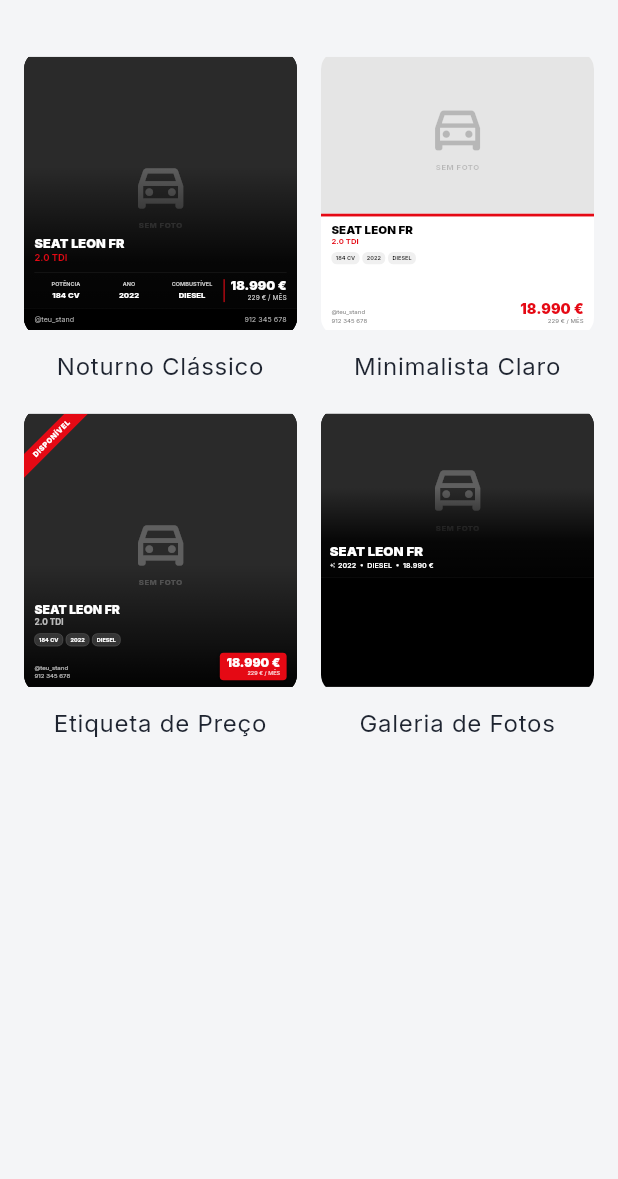
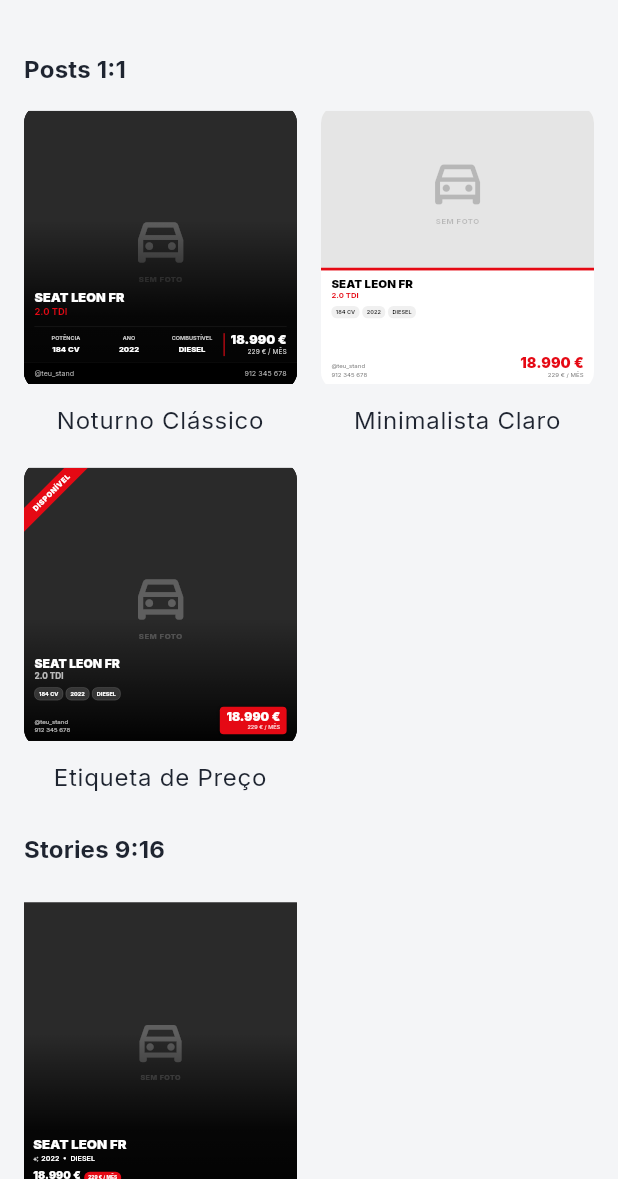
Before and after one commit to RDIGS/ps_carstand_app, a Flutter app: the BannerTemplatePickerScreen screen opened directly with empty values, on a phone screen of 412 x 824 dp, the part 57-1236 px from its top. Run offline on Flutter 3.47's test engine with Material 3 defaults, Android fonts, the phone set to English and light mode, and no system bars; our stand-ins replace cached_network_image, dio, fl_chart, flutter_colorpicker, flutter_secure_storage, google_fonts and 3 more; missing offline and left inert: dart:html; accounts and stored records are empty; network calls fail.

Commit message:
Split banner templates into Posts 1:1 / Stories 9:16, add crédito badge to Galeria de Fotos, fix web photo cache
- Galeria de Fotos passa a formato Story 9:16 (era 1:1), com proporções da
  hero/grelha reajustadas e preço+prestação em destaque, como no template
  Etiqueta de Preço.
- Ecrã de escolha de template agora separado em duas secções por formato.
- Substitui CachedNetworkImage por Image.network na Web em todos os sítios
  (cartão de veículo, galeria, banners) para evitar fotos a desaparecerem
  após um refresh do browser (cache em IndexedDB do cached_network_image
  ficava num estado inconsistente entre reloads).

```diff
--- a/lib/features/banner/banner_preview_screen.dart
+++ b/lib/features/banner/banner_preview_screen.dart
@@ -4,6 +4,7 @@
 import 'banner_capture.dart';
 import 'banner_content.dart';
 import 'banner_widget.dart';
+import 'templates/banner_template.dart';
 
 class BannerPreviewScreen extends StatefulWidget {
   const BannerPreviewScreen({super.key, required this.content});
@@ -33,6 +34,7 @@
   @override
   Widget build(BuildContext context) {
     final l10n = context.l10n;
+    final formato = bannerTemplateInfo(widget.content.templateId).formato;
     return Scaffold(
       appBar: AppBar(title: Text(l10n.bannerPreviewTitulo)),
       body: Center(
@@ -42,9 +44,9 @@
             mainAxisSize: MainAxisSize.min,
             children: [
               ConstrainedBox(
-                constraints: const BoxConstraints(maxWidth: 480, maxHeight: 480),
+                constraints: formato.restricaoPreview,
                 child: AspectRatio(
-                  aspectRatio: 1,
+                  aspectRatio: formato.aspectRatio,
                   // FittedBox só escala a pré-visualização no ecrã — o
                   // RepaintBoundary fica sempre com o tamanho real
                   // (BannerWidget.tamanho), por isso a captura sai sempre
--- a/lib/features/banner/banner_template_picker_screen.dart
+++ b/lib/features/banner/banner_template_picker_screen.dart
@@ -28,6 +28,10 @@
 /// Ecrã de escolha de template — 1º passo depois de "Gerar banner de
 /// venda". Templates "premium" (nenhum por agora) ficam bloqueados, à
 /// espera de uma futura loja de templates pagos.
+///
+/// Separado em duas secções por formato — "Posts 1:1" e "Stories 9:16"
+/// (pedido do utilizador, 2026-09-06) — cada uma com a grelha ajustada à
+/// proporção dos seus templates.
 class BannerTemplatePickerScreen extends StatelessWidget {
   const BannerTemplatePickerScreen({super.key, required this.vehicle});
 
@@ -36,20 +40,67 @@
   @override
   Widget build(BuildContext context) {
     final l10n = context.l10n;
+    final posts = bannerTemplates.where((t) => t.formato == BannerFormato.post).toList();
+    final stories = bannerTemplates.where((t) => t.formato == BannerFormato.story).toList();
     return Scaffold(
       appBar: AppBar(title: Text(l10n.bannerEscolherTemplateTitulo)),
       body: MaxWidthBody(
-        child: GridView.builder(
+        child: ListView(
           padding: const EdgeInsets.all(16),
-          gridDelegate: const SliverGridDelegateWithFixedCrossAxisCount(
+          children: [
+            if (posts.isNotEmpty) ...[
+              _CategoriaTitulo(texto: l10n.bannerCategoriaPosts),
+              const SizedBox(height: 12),
+              _GrelhaTemplates(templates: posts, vehicle: vehicle, childAspectRatio: 0.82),
+              const SizedBox(height: 24),
+            ],
+            if (stories.isNotEmpty) ...[
+              _CategoriaTitulo(texto: l10n.bannerCategoriaStories),
+              const SizedBox(height: 12),
+              _GrelhaTemplates(templates: stories, vehicle: vehicle, childAspectRatio: 0.48),
+            ],
+          ],
+        ),
+      ),
+    );
+  }
+}
+
+class _CategoriaTitulo extends StatelessWidget {
+  const _CategoriaTitulo({required this.texto});
+
+  final String texto;
+
+  @override
+  Widget build(BuildContext context) {
+    return Text(
+      texto,
+      style: Theme.of(context).textTheme.titleMedium?.copyWith(fontWeight: FontWeight.bold),
+    );
+  }
+}
+
+class _GrelhaTemplates extends StatelessWidget {
+  const _GrelhaTemplates({required this.templates, required this.vehicle, required this.childAspectRatio});
+
+  final List<BannerTemplateInfo> templates;
+  final VehicleDetail vehicle;
+  final double childAspectRatio;
+
+  @override
+  Widget build(BuildContext context) {
+    return GridView.builder(
+      shrinkWrap: true,
+      physics: const NeverScrollableScrollPhysics(),
+      gridDelegate: SliverGridDelegateWithFixedCrossAxisCount(
         crossAxisCount: 2,
         mainAxisSpacing: 16,
         crossAxisSpacing: 16,
-            childAspectRatio: 0.82,
+        childAspectRatio: childAspectRatio,
       ),
-          itemCount: bannerTemplates.length,
+      itemCount: templates.length,
       itemBuilder: (context, index) {
-            final template = bannerTemplates[index];
+        final template = templates[index];
         return _TemplateCard(
           nome: template.nome,
           premium: template.premium,
@@ -63,8 +114,6 @@
                   ),
         );
       },
-        ),
-      ),
     );
   }
 }
@@ -96,7 +145,7 @@
                     fit: StackFit.expand,
                     children: [
                       AspectRatio(
-                        aspectRatio: 1,
+                        aspectRatio: bannerTemplateInfo(content.templateId).formato.aspectRatio,
                         child: FittedBox(
                           fit: BoxFit.contain,
                           child: IgnorePointer(child: BannerWidget(content: content)),
--- a/lib/features/banner/banner_widget.dart
+++ b/lib/features/banner/banner_widget.dart
@@ -7,25 +7,25 @@
 import 'templates/template_galeria_fotos.dart';
 import 'templates/template_minimalista_claro.dart';
 
-/// Post 1:1 para redes sociais — despacha para o template escolhido
-/// (`content.templateId`). Design de cada template propositadamente
-/// independente da paleta da app: só o ecrã à volta deste widget segue o
-/// tema da app.
+/// Banner para redes sociais (post 1:1 ou story 9:16, conforme o template
+/// escolhido) — despacha para o template escolhido (`content.templateId`).
+/// Design de cada template propositadamente independente da paleta da app:
+/// só o ecrã à volta deste widget segue o tema da app.
 ///
-/// Tamanho de desenho fixo (1000x1000) para a exportação via RepaintBoundary
-/// dar sempre a mesma proporção 1:1 independentemente do ecrã.
+/// Tamanho de desenho fixo (ver `BannerFormato.tamanhoCanvas`) para a
+/// exportação via RepaintBoundary dar sempre a mesma proporção,
+/// independentemente do ecrã.
 class BannerWidget extends StatelessWidget {
   const BannerWidget({super.key, required this.content});
 
   final BannerContent content;
 
-  static const double tamanho = 1000;
-
   @override
   Widget build(BuildContext context) {
+    final tamanho = bannerTemplateInfo(content.templateId).formato.tamanhoCanvas;
     return SizedBox(
-      width: tamanho,
-      height: tamanho,
+      width: tamanho.width,
+      height: tamanho.height,
       child: switch (content.templateId) {
         BannerTemplateId.escuroClassico => TemplateEscuroClassico(content: content),
         BannerTemplateId.minimalistaClaro => TemplateMinimalistaClaro(content: content),
--- a/lib/features/banner/templates/banner_template.dart
+++ b/lib/features/banner/templates/banner_template.dart
@@ -1,7 +1,34 @@
+import 'package:flutter/widgets.dart';
+
 /// Identificador de cada template de banner disponível. Adicionar um
 /// template novo = 1 valor aqui + 1 caso no switch de `BannerWidget` +
 /// 1 entrada em `bannerTemplates` — nada mais precisa de mudar.
 enum BannerTemplateId { escuroClassico, minimalistaClaro, etiquetaPreco, galeriaFotos }
+
+/// Formato/proporção do banner — "post" para feed (1:1) ou "story" para
+/// Instagram/Facebook Stories (9:16). Cada template pertence a um só
+/// formato (pedido do utilizador, 2026-09-06: separar os templates por
+/// "POSTS 1:1" e "STORIES 9:16" no ecrã de escolha).
+enum BannerFormato { post, story }
+
+extension BannerFormatoX on BannerFormato {
+  /// Tamanho de desenho fixo do template (`BannerWidget`) — a exportação via
+  /// RepaintBoundary dá sempre esta proporção, independente do ecrã.
+  Size get tamanhoCanvas => switch (this) {
+        BannerFormato.post => const Size(1000, 1000),
+        BannerFormato.story => const Size(1080, 1920),
+      };
+
+  double get aspectRatio => tamanhoCanvas.width / tamanhoCanvas.height;
+
+  /// Limites usados nas pré-visualizações (ecrã de formulário e de
+  /// pré-visualização final) para o template não ficar gigante nem
+  /// minúsculo consoante o formato.
+  BoxConstraints get restricaoPreview => switch (this) {
+        BannerFormato.post => const BoxConstraints(maxWidth: 480, maxHeight: 480),
+        BannerFormato.story => const BoxConstraints(maxWidth: 320, maxHeight: 569),
+      };
+}
 
 /// Metadados de cada template para o ecrã de escolha — `premium` já
 /// preparado para o futuro (pedido do utilizador, 2026-07-26): quando a
@@ -9,16 +36,19 @@
 /// nos novos e o ecrã de escolha já os mostra bloqueados. Nenhum template
 /// atual é premium.
 class BannerTemplateInfo {
-  const BannerTemplateInfo({required this.id, required this.nome, this.premium = false});
+  const BannerTemplateInfo({required this.id, required this.nome, required this.formato, this.premium = false});
 
   final BannerTemplateId id;
   final String nome;
+  final BannerFormato formato;
   final bool premium;
 }
 
 const bannerTemplates = [
-  BannerTemplateInfo(id: BannerTemplateId.escuroClassico, nome: 'Noturno Clássico'),
-  BannerTemplateInfo(id: BannerTemplateId.minimalistaClaro, nome: 'Minimalista Claro'),
-  BannerTemplateInfo(id: BannerTemplateId.etiquetaPreco, nome: 'Etiqueta de Preço'),
-  BannerTemplateInfo(id: BannerTemplateId.galeriaFotos, nome: 'Galeria de Fotos'),
+  BannerTemplateInfo(id: BannerTemplateId.escuroClassico, nome: 'Noturno Clássico', formato: BannerFormato.post),
+  BannerTemplateInfo(id: BannerTemplateId.minimalistaClaro, nome: 'Minimalista Claro', formato: BannerFormato.post),
+  BannerTemplateInfo(id: BannerTemplateId.etiquetaPreco, nome: 'Etiqueta de Preço', formato: BannerFormato.post),
+  BannerTemplateInfo(id: BannerTemplateId.galeriaFotos, nome: 'Galeria de Fotos', formato: BannerFormato.story),
 ];
+
+BannerTemplateInfo bannerTemplateInfo(BannerTemplateId id) => bannerTemplates.firstWhere((t) => t.id == id);
--- a/lib/features/banner/templates/template_galeria_fotos.dart
+++ b/lib/features/banner/templates/template_galeria_fotos.dart
@@ -16,14 +16,24 @@
 /// preta à parte — ajuste pedido 2026-09-02 ("infos não deviam estar
 /// diretamente no carro?"): a faixa à parte desperdiçava espaço preto que
 /// agora vai todo para a grelha de fotos.
+///
+/// Formato Story 9:16 (1080x1920 — ver `BannerFormato.story`), não Post 1:1
+/// (ajuste pedido 2026-09-06: este template imita um Instagram Story, por
+/// isso passou a ter a proporção certa em vez de ficar "espremido" num
+/// quadrado). A hero ocupa 60% da altura, tal como acontecia no quadrado
+/// original — só a grelha por baixo ganhou muito mais espaço vertical.
+///
+/// Preço + valor de crédito (`content.prestacao`) em destaque por baixo das
+/// especificações, com o valor de crédito num badge da cor de destaque —
+/// mesmo padrão do `TemplateEtiquetaPreco` (pedido do utilizador, 2026-09-06).
 class TemplateGaleriaFotos extends StatelessWidget {
   const TemplateGaleriaFotos({super.key, required this.content});
 
   final BannerContent content;
 
-  static const double _alturaHero = 600;
-  static const double _espacoGrelha = 8;
-  static const double _margemGrelha = 14;
+  static const double _alturaHero = 1150;
+  static const double _espacoGrelha = 10;
+  static const double _margemGrelha = 16;
 
   @override
   Widget build(BuildContext context) {
@@ -49,9 +59,9 @@
                   ),
                 ),
                 Positioned(
-                  left: 32,
-                  right: 32,
-                  bottom: 26,
+                  left: 36,
+                  right: 36,
+                  bottom: 40,
                   child: Column(
                     mainAxisSize: MainAxisSize.min,
                     crossAxisAlignment: CrossAxisAlignment.start,
@@ -61,29 +71,55 @@
                         maxLines: 1,
                         overflow: TextOverflow.ellipsis,
                         style: GoogleFonts.inter(
-                          fontSize: 48,
+                          fontSize: 52,
                           fontWeight: FontWeight.w900,
                           color: Colors.white,
                           letterSpacing: 0.3,
                           height: 1.05,
                         ),
                       ),
-                      const SizedBox(height: 10),
+                      const SizedBox(height: 12),
                       Row(
                         children: [
-                          Icon(Icons.auto_awesome, size: 20, color: Colors.white.withValues(alpha: 0.85)),
+                          Icon(Icons.auto_awesome, size: 22, color: Colors.white.withValues(alpha: 0.85)),
                           const SizedBox(width: 10),
                           Expanded(
                             child: Text(
-                              [content.ano, content.combustivel, content.preco]
-                                  .where((v) => v.isNotEmpty)
-                                  .join('  •  '),
+                              [content.ano, content.combustivel].where((v) => v.isNotEmpty).join('  •  '),
                               maxLines: 1,
                               overflow: TextOverflow.ellipsis,
-                              style:
-                                  GoogleFonts.inter(fontSize: 26, fontWeight: FontWeight.w600, color: Colors.white),
+                              style: GoogleFonts.inter(fontSize: 28, fontWeight: FontWeight.w600, color: Colors.white),
                             ),
                           ),
+                        ],
+                      ),
+                      const SizedBox(height: 16),
+                      Row(
+                        crossAxisAlignment: CrossAxisAlignment.end,
+                        children: [
+                          Flexible(
+                            child: Text(
+                              content.preco,
+                              maxLines: 1,
+                              overflow: TextOverflow.ellipsis,
+                              style: GoogleFonts.inter(fontSize: 42, fontWeight: FontWeight.w900, color: Colors.white),
+                            ),
+                          ),
+                          if (content.prestacao.isNotEmpty) ...[
+                            const SizedBox(width: 14),
+                            Container(
+                              padding: const EdgeInsets.symmetric(horizontal: 16, vertical: 9),
+                              decoration:
+                                  BoxDecoration(color: content.corDestaque, borderRadius: BorderRadius.circular(24)),
+                              child: Text(
+                                content.prestacao,
+                                maxLines: 1,
+                                overflow: TextOverflow.ellipsis,
+                                style:
+                                    GoogleFonts.inter(fontSize: 19, fontWeight: FontWeight.w700, color: Colors.white),
+                              ),
+                            ),
+                          ],
                         ],
                       ),
                     ],
--- a/lib/features/vehicles/vehicle_detail_screen.dart
+++ b/lib/features/vehicles/vehicle_detail_screen.dart
@@ -1,4 +1,3 @@
-import 'package:cached_network_image/cached_network_image.dart';
 import 'package:flutter/material.dart';
 import 'package:provider/provider.dart';
 import 'package:url_launcher/url_launcher.dart';
@@ -8,6 +7,7 @@
 import '../../core/theme/app_colors.dart';
 import '../../core/theme/app_typography.dart';
 import '../../shared/widgets/max_width_body.dart';
+import '../../shared/widgets/network_image_safe.dart';
 import '../../shared/widgets/status_badge.dart';
 import '../auth/auth_state.dart';
 import '../banner/banner_template_picker_screen.dart';
@@ -652,7 +652,7 @@
             leading: anuncio.foto != null
                 ? ClipRRect(
                     borderRadius: BorderRadius.circular(4),
-                    child: CachedNetworkImage(
+                    child: NetworkImageSafe(
                       imageUrl: anuncio.foto!,
                       width: 48,
                       height: 36,
--- a/lib/features/vehicles/vehicle_photo_gallery_card.dart
+++ b/lib/features/vehicles/vehicle_photo_gallery_card.dart
@@ -1,4 +1,3 @@
-import 'package:cached_network_image/cached_network_image.dart';
 import 'package:flutter/material.dart';
 import 'package:image_picker/image_picker.dart';
 import 'package:provider/provider.dart';
@@ -7,6 +6,7 @@
 import '../../core/api/api_error_l10n.dart';
 import '../../core/l10n_extension.dart';
 import '../../shared/widgets/image_source_picker.dart';
+import '../../shared/widgets/network_image_safe.dart';
 import 'vehicle_photo.dart';
 import 'vehicles_repository.dart';
 
@@ -146,7 +146,7 @@
                           onLongPress: () => _removerFoto(foto),
                           child: ClipRRect(
                             borderRadius: BorderRadius.circular(8),
-                            child: CachedNetworkImage(
+                            child: NetworkImageSafe(
                               imageUrl: foto.url,
                               width: 96,
                               height: 96,
@@ -201,7 +201,7 @@
         itemCount: fotos.length,
         itemBuilder: (context, index) => Center(
           child: InteractiveViewer(
-            child: CachedNetworkImage(
+            child: NetworkImageSafe(
               imageUrl: fotos[index].url,
               placeholder: (context, _) => const CircularProgressIndicator(),
               errorWidget: (context, _, __) => const Icon(Icons.broken_image_outlined, color: Colors.white, size: 48),
--- a/lib/l10n/app_en.arb
+++ b/lib/l10n/app_en.arb
@@ -429,6 +429,8 @@
   "bannerErroGuardar": "Could not save the banner. Please try again.",
   "bannerEscolherTemplateTitulo": "Choose template",
   "bannerTemplateBrevemente": "Coming soon",
+  "bannerCategoriaPosts": "Posts 1:1",
+  "bannerCategoriaStories": "Stories 9:16",
 
   "menuSugestoes": "Suggestions",
   "sugestoesTitulo": "Suggestions",
--- a/lib/l10n/app_localizations.dart
+++ b/lib/l10n/app_localizations.dart
@@ -2420,6 +2420,18 @@
   /// **'Brevemente'**
   String get bannerTemplateBrevemente;
 
+  /// No description provided for @bannerCategoriaPosts.
+  ///
+  /// In pt, this message translates to:
+  /// **'Posts 1:1'**
+  String get bannerCategoriaPosts;
+
+  /// No description provided for @bannerCategoriaStories.
+  ///
+  /// In pt, this message translates to:
+  /// **'Stories 9:16'**
+  String get bannerCategoriaStories;
+
   /// No description provided for @menuSugestoes.
   ///
   /// In pt, this message translates to:
--- a/lib/l10n/app_localizations_en.dart
+++ b/lib/l10n/app_localizations_en.dart
@@ -1277,6 +1277,12 @@
   String get bannerTemplateBrevemente => 'Coming soon';
 
   @override
+  String get bannerCategoriaPosts => 'Posts 1:1';
+
+  @override
+  String get bannerCategoriaStories => 'Stories 9:16';
+
+  @override
   String get menuSugestoes => 'Suggestions';
 
   @override
--- a/lib/l10n/app_localizations_pt.dart
+++ b/lib/l10n/app_localizations_pt.dart
@@ -1280,6 +1280,12 @@
   String get bannerTemplateBrevemente => 'Brevemente';
 
   @override
+  String get bannerCategoriaPosts => 'Posts 1:1';
+
+  @override
+  String get bannerCategoriaStories => 'Stories 9:16';
+
+  @override
   String get menuSugestoes => 'Sugestões';
 
   @override
--- a/lib/l10n/app_pt.arb
+++ b/lib/l10n/app_pt.arb
@@ -465,6 +465,8 @@
   "bannerErroGuardar": "Não foi possível guardar o banner. Tenta novamente.",
   "bannerEscolherTemplateTitulo": "Escolher template",
   "bannerTemplateBrevemente": "Brevemente",
+  "bannerCategoriaPosts": "Posts 1:1",
+  "bannerCategoriaStories": "Stories 9:16",
 
   "menuSugestoes": "Sugestões",
   "sugestoesTitulo": "Sugestões",
--- a/lib/shared/widgets/vehicle_card.dart
+++ b/lib/shared/widgets/vehicle_card.dart
@@ -1,8 +1,8 @@
-import 'package:cached_network_image/cached_network_image.dart';
 import 'package:flutter/material.dart';
 import '../../core/theme/app_colors.dart';
 import '../../core/theme/app_typography.dart';
 import '../../features/vehicles/vehicle.dart';
+import 'network_image_safe.dart';
 import 'status_badge.dart';
 
 /// Elemento assinatura da app (secção 11): cartão "ficha técnica" — faixa
@@ -111,7 +111,7 @@
     }
     return SizedBox(
       width: tamanho,
-      child: CachedNetworkImage(
+      child: NetworkImageSafe(
         imageUrl: url!,
         fit: BoxFit.cover,
         placeholder: (context, _) => Container(color: Theme.of(context).colorScheme.surfaceContainerHighest),
```
Also changed, not shown: lib/features/banner/banner_form_screen.dart (+11 -6 lines), lib/shared/widgets/network_image_safe.dart (added, +58 -0 lines). Lines whose indentation alone changed are shown as unchanged.
